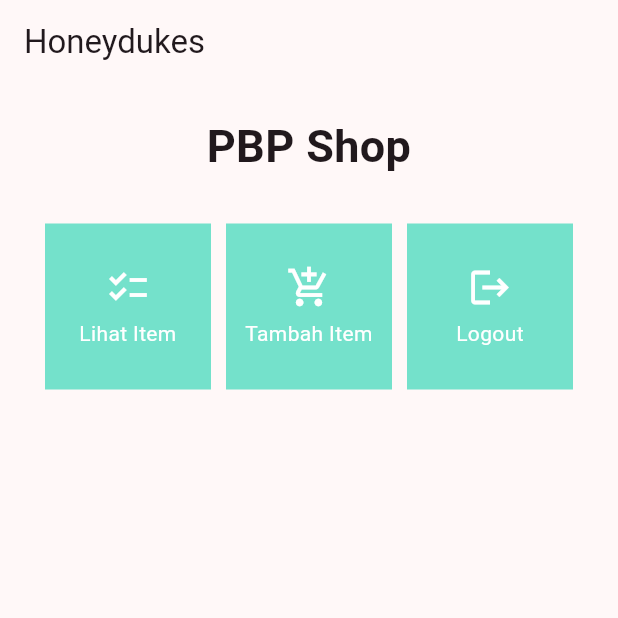
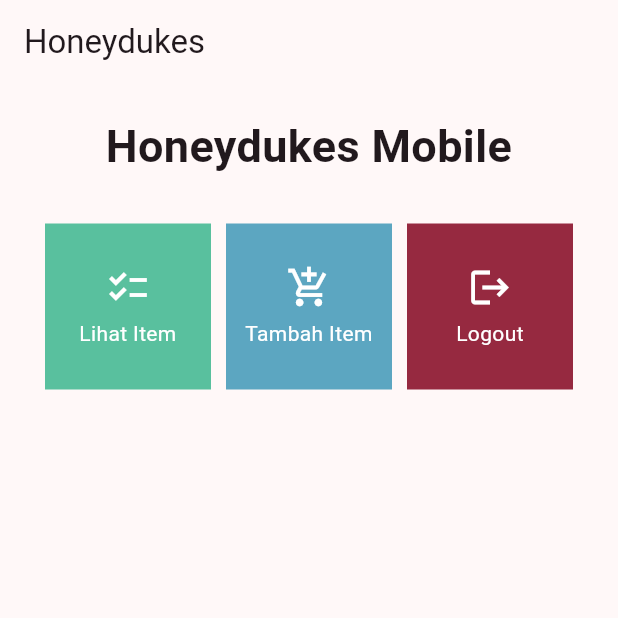
Before and after one commit to farahramadhina/honeydukes_mobile, a Flutter app: the screen it shows after launch, on a phone screen of 412 x 824 dp, the top half of it. Run offline on Flutter 3.47's test engine with Material 2 defaults, Android fonts, the light colour scheme and no system bars.

Commit message:
menyelesaikan bonus tugas 7

```diff
--- a/lib/menu.dart
+++ b/lib/menu.dart
@@ -4,31 +4,26 @@
   MyHomePage({Key? key}) : super(key: key);
 
   final List<ShopItem> items = [
-    ShopItem("Lihat Item", Icons.checklist),
-    ShopItem("Tambah Item", Icons.add_shopping_cart),
-    ShopItem("Logout", Icons.logout),
-];
+    ShopItem("Lihat Item", Icons.checklist, Color.fromARGB(255, 89, 192, 158)),
+    ShopItem("Tambah Item", Icons.add_shopping_cart, Color.fromARGB(255, 92, 166, 193)),
+    ShopItem("Logout", Icons.logout, Color.fromARGB(255, 150, 41, 64)),
+  ];
 
   @override
-    Widget build(BuildContext context) {
-        return Scaffold(
+  Widget build(BuildContext context) {
+    return Scaffold(
       appBar: AppBar(
-        title: const Text(
-          'Honeydukes',
-        ),
+        title: const Text('Honeydukes'),
       ),
       body: SingleChildScrollView(
-        // Widget wrapper yang dapat discroll
         child: Padding(
-          padding: const EdgeInsets.all(10.0), // Set padding dari halaman
+          padding: const EdgeInsets.all(10.0),
           child: Column(
-            // Widget untuk menampilkan children secara vertikal
             children: <Widget>[
               const Padding(
                 padding: EdgeInsets.only(top: 10.0, bottom: 10.0),
-                // Widget Text untuk menampilkan tulisan dengan alignment center dan style yang sesuai
                 child: Text(
-                  'PBP Shop', // Text yang menandakan toko
+                  'Honeydukes Mobile',
                   textAlign: TextAlign.center,
                   style: TextStyle(
                     fontSize: 30,
@@ -36,9 +31,7 @@
                   ),
                 ),
               ),
-              // Grid layout
               GridView.count(
-                // Container pada card kita.
                 primary: true,
                 padding: const EdgeInsets.all(20),
                 crossAxisSpacing: 10,
@@ -46,7 +39,6 @@
                 crossAxisCount: 3,
                 shrinkWrap: true,
                 children: items.map((ShopItem item) {
-                  // Iterasi untuk setiap item
                   return ShopCard(item);
                 }).toList(),
               ),
@@ -55,37 +47,34 @@
         ),
       ),
     );
-    }
+  }
 }
-
 
 class ShopItem {
   final String name;
   final IconData icon;
+  final Color cardColor;
 
-  ShopItem(this.name, this.icon);
+  ShopItem(this.name, this.icon, this.cardColor);
 }
 
 class ShopCard extends StatelessWidget {
   final ShopItem item;
 
-  const ShopCard(this.item, {super.key}); // Constructor
+  const ShopCard(this.item, {Key? key}) : super(key: key);
 
   @override
   Widget build(BuildContext context) {
     return Material(
-      color: Color.fromARGB(255, 116, 225, 203),
+      color: item.cardColor,
       child: InkWell(
-        // Area responsive terhadap sentuhan
         onTap: () {
-          // Memunculkan SnackBar ketika diklik
           ScaffoldMessenger.of(context)
             ..hideCurrentSnackBar()
             ..showSnackBar(SnackBar(
                 content: Text("Kamu telah menekan tombol ${item.name}!")));
         },
         child: Container(
-          // Container untuk menyimpan Icon dan Text
           padding: const EdgeInsets.all(8),
           child: Center(
             child: Column(
```
